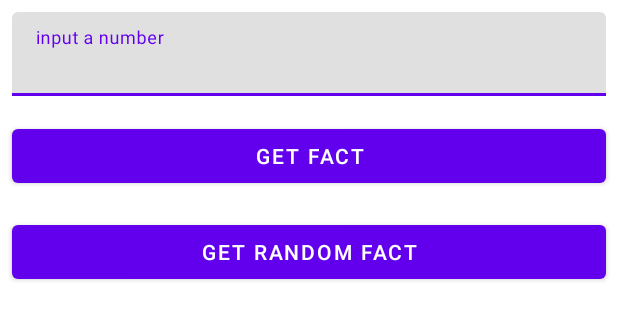
After one commit to nellishegg/NumberTestTask, an Android app: the layout fragment_numbers.xml on its own in the app's theme, with its tools: preview values and no code run, on a phone screen of 412 x 824 dp. The commit adds this screen. Shown: the top 320 px of the screen. Run offline under Robolectric (Android 15) with nearby library versions, the phone set to English and light mode, and no system bars.

Commit message:
navigation and fragments

```diff
--- /dev/null
+++ b/app/src/main/res/layout/fragment_numbers.xml
@@ -0,0 +1,50 @@
+<?xml version="1.0" encoding="utf-8"?>
+<LinearLayout xmlns:android="http://schemas.android.com/apk/res/android"
+    xmlns:app="http://schemas.android.com/apk/res-auto"
+    xmlns:tools="http://schemas.android.com/tools"
+    android:layout_width="match_parent"
+    android:layout_height="match_parent"
+    android:orientation="vertical">
+
+
+    <ProgressBar
+        android:id="@+id/progressBar"
+        android:layout_width="match_parent"
+        android:layout_height="match_parent"
+        android:visibility="gone" />
+
+
+    <com.google.android.material.textfield.TextInputLayout
+        android:layout_width="match_parent"
+        android:layout_height="wrap_content"
+        android:layout_margin="@dimen/margin_small"
+        android:hint="@string/input_a_number">
+
+        <com.google.android.material.textfield.TextInputEditText
+            android:id="@+id/editText"
+            android:layout_width="match_parent"
+            android:layout_height="wrap_content"
+            android:inputType="number" />
+    </com.google.android.material.textfield.TextInputLayout>
+
+    <Button
+        android:id="@+id/getFactButton"
+        android:layout_width="match_parent"
+        android:layout_height="wrap_content"
+        android:layout_margin="@dimen/margin_small"
+        android:maxLength="10"
+        android:text="@string/get_fact" />
+
+    <Button
+        android:id="@+id/getRandomFactButton"
+        android:layout_width="match_parent"
+        android:layout_height="wrap_content"
+        android:layout_margin="@dimen/margin_small"
+        android:text="@string/get_random_fact" />
+
+    <androidx.recyclerview.widget.RecyclerView
+        android:id="@+id/historyRecyclerView"
+        android:layout_width="match_parent"
+        android:layout_height="match_parent"
+        app:layoutManager="androidx.recyclerview.widget.LinearLayoutManager" />
+</LinearLayout>
```
Also changed, not shown: app/src/main/java/com/example/numbertesttask/details/presentation/DetailsFragment.kt (+33 -1 lines), app/src/main/java/com/example/numbertesttask/main/presentation/MainActivity.kt (+34 -1 lines), app/src/main/java/com/example/numbertesttask/numbers/presentation/NumbersFragment.kt (+40 -1 lines), app/src/main/res/layout/activity_main.xml (+3 -50 lines), app/src/main/res/layout/fragment_details.xml (added, +14 -0 lines).
